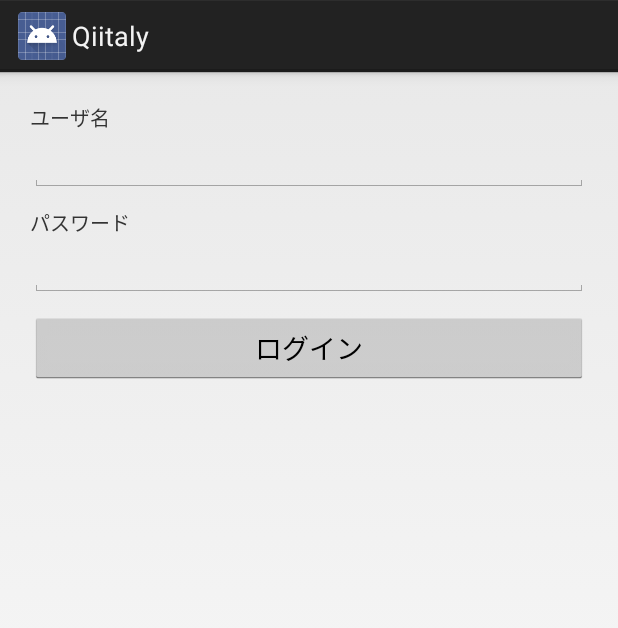
After one commit to kazhida/Qiitaly, an Android app: the layout activity_login.xml on its own in the app's theme, with its tools: preview values and no code run, on a phone screen of 412 x 824 dp. The commit adds this screen. Shown: the top 628 px of the screen. Run offline under Robolectric (Android 15) with nearby library versions, the phone set to English and light mode, and no system bars.

Commit message:
API実装の準備ができた

```diff
--- a/app/build.gradle
+++ b/app/build.gradle
@@ -19,7 +19,7 @@ android {
     defaultConfig {
         applicationId "com.abplus.qiitaly.app"
         minSdkVersion 16
-        targetSdkVersion 'L'
+        targetSdkVersion 20
         versionCode 1
         versionName "1.0"
     }
@@ -37,4 +37,5 @@ dependencies {
     compile 'com.android.support:support-v4:20.+'
     compile 'com.google.code.gson:gson:2.2.+'
     compile 'com.nostra13.universalimageloader:universal-image-loader:1.9.+'
+    compile 'com.jakewharton:butterknife:5.1.+'
 }
--- a/app/src/main/java/com/abplus/qiitaly/app/MainActivity.java
+++ b/app/src/main/java/com/abplus/qiitaly/app/MainActivity.java
@@ -5,18 +5,13 @@ import android.app.Activity;
 import android.app.ActionBar;
 import android.app.Fragment;
 import android.app.FragmentManager;
-import android.content.Context;
-import android.os.Build;
 import android.os.Bundle;
-import android.view.Gravity;
 import android.view.LayoutInflater;
 import android.view.Menu;
 import android.view.MenuItem;
 import android.view.View;
 import android.view.ViewGroup;
 import android.support.v4.widget.DrawerLayout;
-import android.widget.ArrayAdapter;
-import android.widget.TextView;
 
 
 public class MainActivity extends Activity
--- /dev/null
+++ b/app/src/main/res/layout/activity_login.xml
@@ -0,0 +1,42 @@
+<?xml version="1.0" encoding="utf-8"?>
+
+<LinearLayout
+        xmlns:android="http://schemas.android.com/apk/res/android"
+        android:orientation="vertical"
+        android:layout_width="match_parent"
+        android:layout_height="match_parent"
+        android:padding="20dp"
+        >
+    <TextView
+            style="@style/CaptionLabel"
+            android:layout_width="wrap_content"
+            android:layout_height="wrap_content"
+            android:text="@string/user_name"
+            />
+    <EditText
+            android:id="@+id/user_name_text"
+            style="@style/EditText"
+            android:layout_width="match_parent"
+            android:layout_height="wrap_content"
+            android:layout_marginBottom="10dp"
+            android:inputType="text"/>
+    <TextView
+            style="@style/CaptionLabel"
+            android:layout_width="wrap_content"
+            android:layout_height="wrap_content"
+            android:text="@string/password"
+            />
+    <EditText
+            android:id="@+id/password_text"
+            style="@style/EditText"
+            android:layout_width="match_parent"
+            android:layout_height="wrap_content"
+            android:layout_marginBottom="10dp"
+            android:inputType="textPassword"/>
+    <Button
+            android:id="@+id/login_button"
+            android:layout_width="match_parent"
+            android:layout_height="wrap_content"
+            android:text="@string/login"
+            />
+</LinearLayout>
--- /dev/null
+++ b/app/src/main/res/values/colors.xml
@@ -0,0 +1,6 @@
+<?xml version="1.0" encoding="utf-8"?>
+<resources>
+
+    <color name="off_black">#333333</color>
+
+</resources>
--- a/app/src/main/res/values/strings.xml
+++ b/app/src/main/res/values/strings.xml
@@ -10,4 +10,8 @@
     <string name="action_example">Example action</string>
     <string name="action_settings">Settings</string>
 
+    <string name="user_name">ユーザ名</string>
+    <string name="password">パスワード</string>
+    <string name="login">ログイン</string>
+
 </resources>
--- a/app/src/main/res/values/styles.xml
+++ b/app/src/main/res/values/styles.xml
@@ -5,4 +5,14 @@
         <!-- Customize your theme here. -->
     </style>
 
+    <style name="CaptionLabel">
+        <item name="android:textSize">6pt</item>
+        <item name="android:textColor">#333333</item>
+    </style>
+
+    <style name="EditText">
+        <item name="android:textSize">8pt</item>
+        <item name="android:textColor">#000000</item>
+    </style>
+
 </resources>
```
Also changed, not shown: app/src/main/java/com/abplus/qiitaly/app/LoginActivity.java (added, +32 -0 lines), app/src/main/java/com/abplus/qiitaly/app/api/Backend.java (added, +109 -0 lines), 1 other file.
